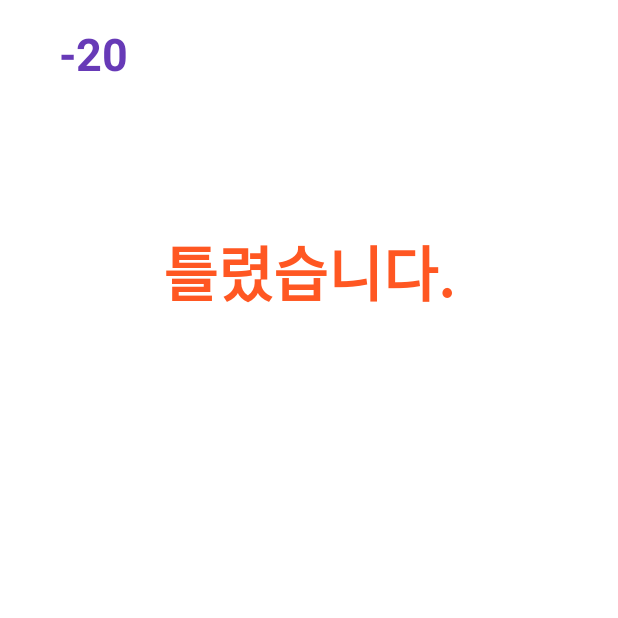
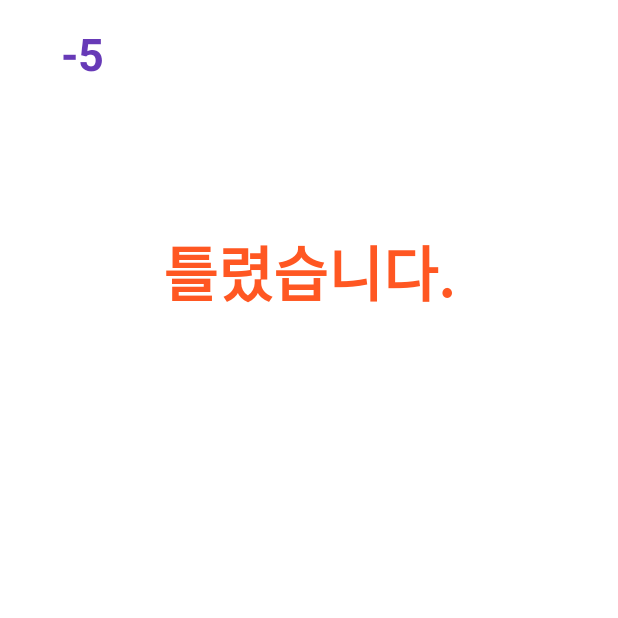
Before and after one commit to cktkdrms66/project1, an Android app: the GameActivity screen opened directly, with no data from a screen before it, after a tap on an icon or button, on a phone screen of 412 x 824 dp, the top half of it. Run offline under Robolectric (Android 15) with nearby library versions, the phone set to English and light mode, and no system bars.

Commit message:
최종최종최종최종최종최종최종최종최종최종최종최종최종최종최종최종최종최종최종최종최종최종최종최종

```diff
--- a/Proejct1/app/src/main/java/com/example/proejct1/activity/GameActivity.java
+++ b/Proejct1/app/src/main/java/com/example/proejct1/activity/GameActivity.java
@@ -33,11 +33,13 @@ public class GameActivity extends AppCompatActivity {
     ViewCircleMovingAni viewCircleMovingAni2 = new ViewCircleMovingAni();
     ArrayList<Yabawi> yabawiArrayList = new ArrayList<>();
     int score_tv;
+
+    int plusScore;
     TextView scoreTxt;
 
     int playIndex = 5;
     int playCount = 0;
-    float duration = 2;
+    float duration = 1.5f;
 
     GameStartReadyThread gameStartReadThread;
     boolean gameStart = false;
@@ -45,6 +47,8 @@ public class GameActivity extends AppCompatActivity {
     protected void onCreate(Bundle savedInstanceState){
         super.onCreate(savedInstanceState);
         setContentView(R.layout.activity_game);
+
+        plusScore = 5;
 
         yabawi11 = new Yabawi(findViewById(R.id.yabawi11_frameLayout), findViewById(R.id.ball1), findViewById(R.id.cup1));
         yabawi12 = new Yabawi(findViewById(R.id.yabawi12_frameLayout), findViewById(R.id.ball2), findViewById(R.id.cup2));
@@ -197,14 +201,14 @@ public class GameActivity extends AppCompatActivity {
                 countDown_tv.setVisibility(View.VISIBLE);
                 if (isHaveBall) {
                     countDown_tv.setText("정답입니다.");
-                    score_tv += 20;
+                    score_tv += plusScore;
                     Util.saveData(this, "score", score_tv);
                     scoreTxt.setText(String.valueOf(score_tv));
 
                     yabwiSpeedUP();
                 } else {
                     countDown_tv.setText("틀렸습니다.");
-                    score_tv -= 20;
+                    score_tv -= plusScore;
                     Util.saveData(this, "score", score_tv);
                     scoreTxt.setText(String.valueOf(score_tv));
                     yabwiSpeedDown();
@@ -214,10 +218,12 @@ public class GameActivity extends AppCompatActivity {
     }
 
     private void yabwiSpeedUP(){
-       duration -= 0.1;
+       duration -= 0.4;
+       plusScore += 5;
     }
     private void yabwiSpeedDown(){
-       duration +=0.1;
+       duration +=0.4;
+       plusScore -= 5;
     }
 
 
--- a/Proejct1/app/src/main/java/com/example/proejct1/img/Fragment2_Adapter.java
+++ b/Proejct1/app/src/main/java/com/example/proejct1/img/Fragment2_Adapter.java
@@ -174,9 +174,9 @@ public class Fragment2_Adapter extends RecyclerView.Adapter<Fragment2_Adapter.Cu
                                 plusScore = 0;
                             } else if (value < 40) {
                                 plusScore = 30;
-                            } else if (value < 66) {
+                            } else if (value < 80) {
                                 plusScore = -30;
-                            } else if (value < 80) {
+                            } else if (value < 90) {
                                 plusScore = 50;
                             } else if (value < 95) {
                                 plusScore = -50;
--- a/Proejct1/app/src/main/res/layout/fragment1.xml
+++ b/Proejct1/app/src/main/res/layout/fragment1.xml
@@ -11,13 +11,13 @@
         android:layout_width="wrap_content"
         android:layout_height="wrap_content"
         android:layout_margin="10dp"
-        android:backgroundTint="#2196F3"
+        android:backgroundTint="#673AB7"
         android:clickable="true"
-        app:tint="#FFFFFF"
         app:layout_constraintBottom_toBottomOf="parent"
         app:layout_constraintEnd_toEndOf="parent"
         app:rippleColor="#FFFFFF"
-        app:srcCompat="@android:drawable/ic_input_add" />
+        app:srcCompat="@android:drawable/ic_input_add"
+        app:tint="#FFFFFF" />
 
     <androidx.recyclerview.widget.RecyclerView
         android:id="@+id/contact_recyclerview"
```
Also changed, not shown: Proejct1/app/src/main/res/layout/fragment2.xml (+4 -3 lines).
